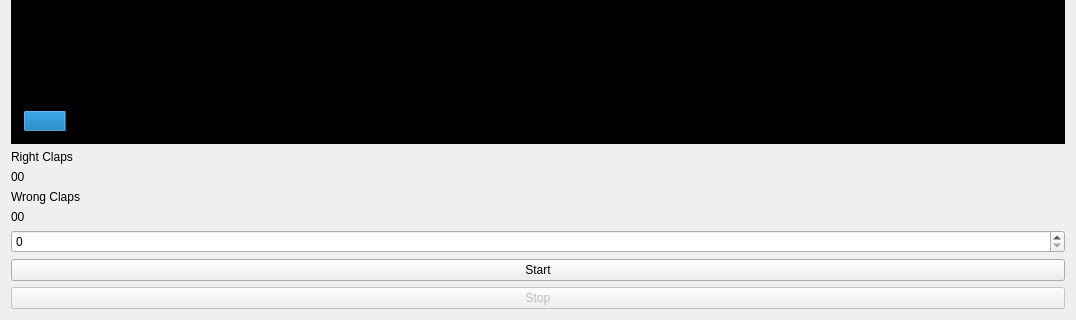
First picture: the form in clapclap/clapclap/widget.ui, repository Zeotyn/clap-clap, before the edit; both pictures show x 0 to 1076 and y 447 to 767 of the 1076 by 767 pixel window.
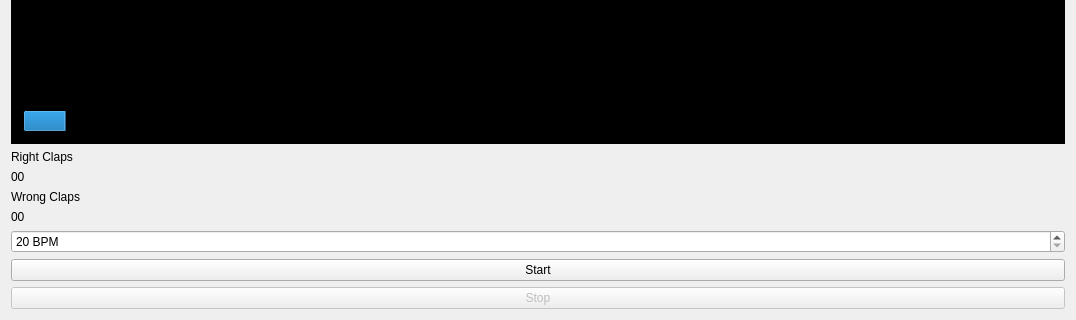
Second picture: the form after the edit.

Commit message: Setting min, max and suffix for bpm spinbox

Patch:
```diff
--- a/clapclap/clapclap/widget.ui
+++ b/clapclap/clapclap/widget.ui
@@ -143,7 +143,20 @@
     </widget>
    </item>
    <item>
-    <widget class="QSpinBox" name="spinBox"/>
+    <widget class="QSpinBox" name="spinBox">
+     <property name="suffix">
+      <string> BPM</string>
+     </property>
+     <property name="prefix">
+      <string/>
+     </property>
+     <property name="minimum">
+      <number>20</number>
+     </property>
+     <property name="maximum">
+      <number>250</number>
+     </property>
+    </widget>
    </item>
    <item>
     <widget class="QPushButton" name="startButton">
```
